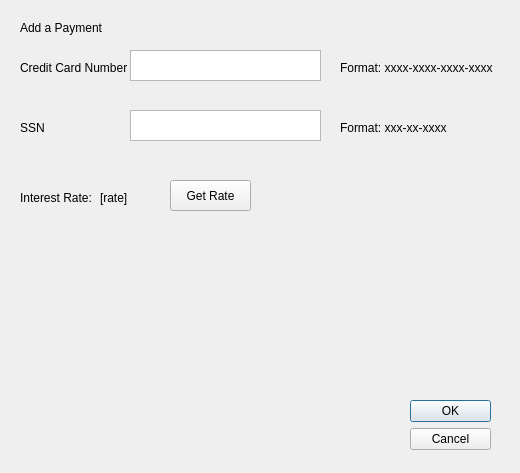
The window that AddPaymentDialog.ui (jordynmarlow/SoftwareEngineering) describes before a commit, drawn with Qt 5.
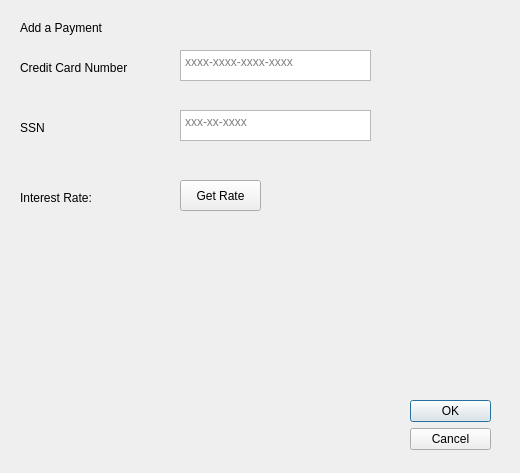
The same window after the commit.

Commit message: Minor changes to Add Payment dialog

Patch:
```diff
--- a/AddPaymentDialog.ui
+++ b/AddPaymentDialog.ui
@@ -29,7 +29,7 @@
   <widget class="QTextEdit" name="credit_card_text">
    <property name="geometry">
     <rect>
-     <x>130</x>
+     <x>180</x>
      <y>50</y>
      <width>191</width>
      <height>31</height>
@@ -42,13 +42,16 @@
 &lt;/style&gt;&lt;/head&gt;&lt;body style=&quot; font-family:'MS Shell Dlg 2'; font-size:8.25pt; font-weight:400; font-style:normal;&quot;&gt;
 &lt;p style=&quot;-qt-paragraph-type:empty; margin-top:0px; margin-bottom:0px; margin-left:0px; margin-right:0px; -qt-block-indent:0; text-indent:0px;&quot;&gt;&lt;br /&gt;&lt;/p&gt;&lt;/body&gt;&lt;/html&gt;</string>
    </property>
+   <property name="placeholderText">
+    <string>xxxx-xxxx-xxxx-xxxx</string>
+   </property>
   </widget>
   <widget class="QLabel" name="label_3">
    <property name="geometry">
     <rect>
      <x>20</x>
      <y>60</y>
-     <width>111</width>
+     <width>151</width>
      <height>16</height>
     </rect>
    </property>
@@ -61,7 +64,7 @@
     <rect>
      <x>20</x>
      <y>120</y>
-     <width>111</width>
+     <width>141</width>
      <height>16</height>
     </rect>
    </property>
@@ -74,7 +77,7 @@
     <rect>
      <x>20</x>
      <y>190</y>
-     <width>71</width>
+     <width>91</width>
      <height>16</height>
     </rect>
    </property>
@@ -85,20 +88,20 @@
   <widget class="QLabel" name="interest_rate_lbl">
    <property name="geometry">
     <rect>
-     <x>100</x>
+     <x>110</x>
      <y>190</y>
-     <width>31</width>
+     <width>51</width>
      <height>16</height>
     </rect>
    </property>
    <property name="text">
-    <string>[rate]</string>
+    <string/>
    </property>
   </widget>
   <widget class="QPushButton" name="get_rate_bt">
    <property name="geometry">
     <rect>
-     <x>170</x>
+     <x>180</x>
      <y>180</y>
      <width>81</width>
      <height>31</height>
@@ -127,7 +130,7 @@
   <widget class="QTextEdit" name="ssn_text">
    <property name="geometry">
     <rect>
-     <x>130</x>
+     <x>180</x>
      <y>110</y>
      <width>191</width>
      <height>31</height>
@@ -140,31 +143,8 @@
 &lt;/style&gt;&lt;/head&gt;&lt;body style=&quot; font-family:'MS Shell Dlg 2'; font-size:8.25pt; font-weight:400; font-style:normal;&quot;&gt;
 &lt;p style=&quot;-qt-paragraph-type:empty; margin-top:0px; margin-bottom:0px; margin-left:0px; margin-right:0px; -qt-block-indent:0; text-indent:0px;&quot;&gt;&lt;br /&gt;&lt;/p&gt;&lt;/body&gt;&lt;/html&gt;</string>
    </property>
-  </widget>
-  <widget class="QLabel" name="label_6">
-   <property name="geometry">
-    <rect>
-     <x>340</x>
-     <y>60</y>
-     <width>161</width>
-     <height>16</height>
-    </rect>
-   </property>
-   <property name="text">
-    <string>Format: xxxx-xxxx-xxxx-xxxx</string>
-   </property>
-  </widget>
-  <widget class="QLabel" name="label_7">
-   <property name="geometry">
-    <rect>
-     <x>340</x>
-     <y>120</y>
-     <width>131</width>
-     <height>16</height>
-    </rect>
-   </property>
-   <property name="text">
-    <string>Format: xxx-xx-xxxx</string>
+   <property name="placeholderText">
+    <string>xxx-xx-xxxx</string>
    </property>
   </widget>
  </widget>
```
The commit also changes 1 other file.
